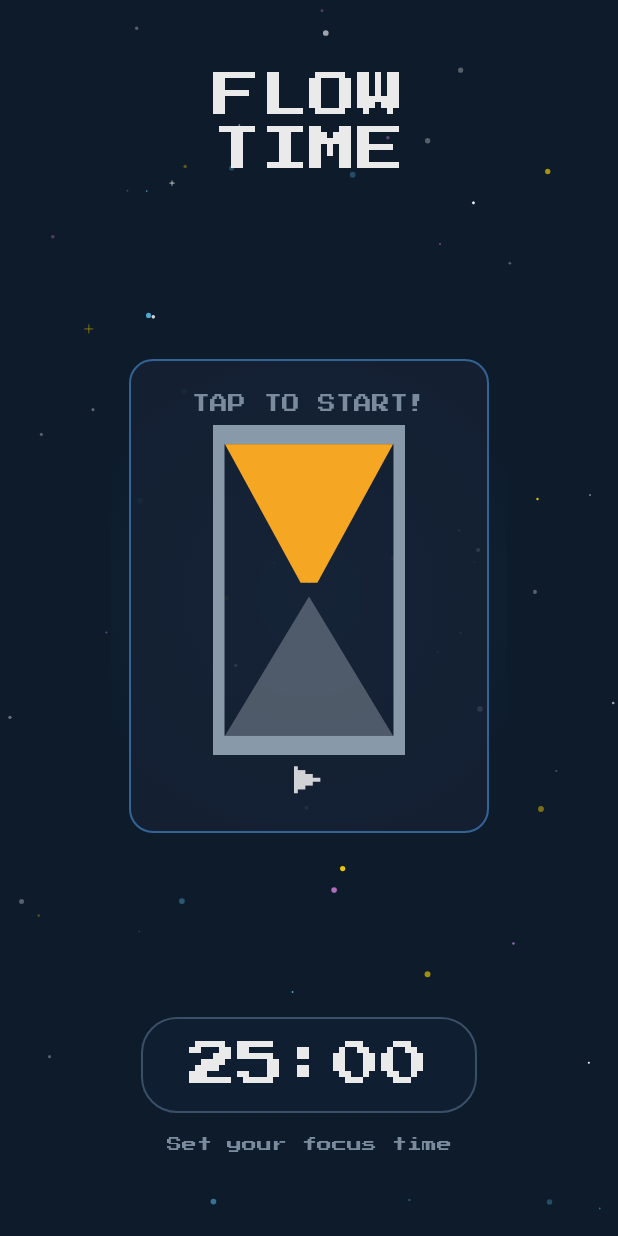
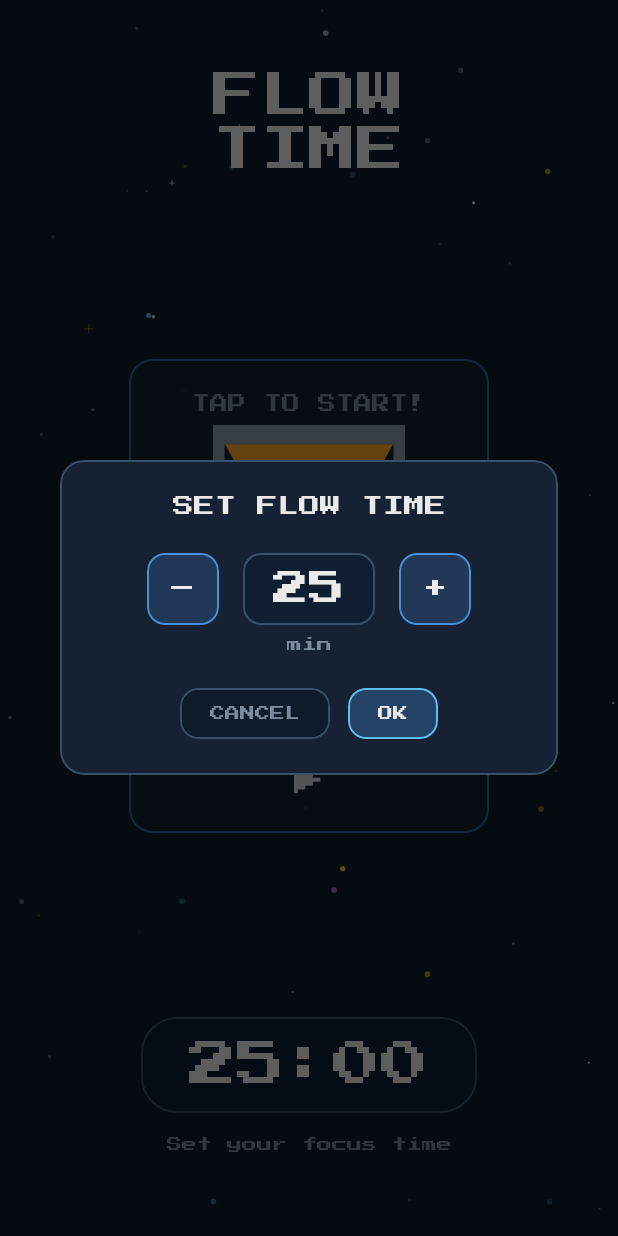
Before and after one commit to Ashutosh-909/FlowTimer, an Android app built with Jetpack Compose: the screen it shows after launch (MainActivity), after a tap on "Set your focus time", on a phone screen of 412 x 824 dp. Run offline under Robolectric (Android 15) with nearby library versions, the light colour scheme and no system bars; 1 other tap on this screen came first.

Commit message:
step 3.2

```diff
--- /dev/null
+++ b/app/src/main/java/com/ashutosh/flowtimer/ui/components/PixelDurationPicker.kt
@@ -0,0 +1,346 @@
+package com.ashutosh.flowtimer.ui.components
+
+import androidx.compose.foundation.background
+import androidx.compose.foundation.border
+import androidx.compose.foundation.clickable
+import androidx.compose.foundation.layout.Arrangement
+import androidx.compose.foundation.layout.Box
+import androidx.compose.foundation.layout.Column
+import androidx.compose.foundation.layout.Row
+import androidx.compose.foundation.layout.Spacer
+import androidx.compose.foundation.layout.fillMaxSize
+import androidx.compose.foundation.layout.fillMaxWidth
+import androidx.compose.foundation.layout.height
+import androidx.compose.foundation.layout.padding
+import androidx.compose.foundation.layout.size
+import androidx.compose.foundation.layout.width
+import androidx.compose.foundation.shape.RoundedCornerShape
+import androidx.compose.material3.MaterialTheme
+import androidx.compose.material3.Text
+import androidx.compose.runtime.Composable
+import androidx.compose.runtime.getValue
+import androidx.compose.runtime.mutableIntStateOf
+import androidx.compose.runtime.remember
+import androidx.compose.runtime.setValue
+import androidx.compose.ui.Alignment
+import androidx.compose.ui.Modifier
+import androidx.compose.ui.draw.clip
+import androidx.compose.ui.semantics.Role
+import androidx.compose.ui.semantics.contentDescription
+import androidx.compose.ui.semantics.role
+import androidx.compose.ui.semantics.semantics
+import androidx.compose.ui.text.style.TextAlign
+import androidx.compose.ui.tooling.preview.Preview
+import androidx.compose.ui.unit.dp
+import androidx.compose.ui.window.Dialog
+import androidx.compose.ui.window.DialogProperties
+import com.ashutosh.flowtimer.ui.theme.CardSurface
+import com.ashutosh.flowtimer.ui.theme.FlowTimerTheme
+import com.ashutosh.flowtimer.ui.theme.GlowBlue
+import com.ashutosh.flowtimer.ui.theme.GlowCyan
+import com.ashutosh.flowtimer.ui.theme.PixelTextDim
+import com.ashutosh.flowtimer.ui.theme.SpaceBackground
+import com.ashutosh.flowtimer.ui.theme.TimerPillBorder
+import com.ashutosh.flowtimer.ui.theme.TimerPillFill
+
+/**
+ * Pixel-styled duration picker dialog for selecting flow time (1–120 minutes).
+ *
+ * Uses increment/decrement buttons with a central minute display,
+ * styled to match the pixel-art space theme. Writes the selected
+ * duration to DataStore on confirm.
+ *
+ * @param modifier Modifier to apply.
+ * @param currentMinutes The currently set duration in minutes.
+ * @param onConfirm Called with the selected minutes when the user confirms.
+ * @param onDismiss Called when the user dismisses the dialog without saving.
+ */
+@Composable
+fun PixelDurationPicker(
+    modifier: Modifier = Modifier,
+    currentMinutes: Int = 25,
+    onConfirm: (Int) -> Unit = {},
+    onDismiss: () -> Unit = {}
+) {
+    var selectedMinutes by remember(currentMinutes) { mutableIntStateOf(currentMinutes) }
+
+    Dialog(
+        onDismissRequest = onDismiss,
+        properties = DialogProperties(usePlatformDefaultWidth = false)
+    ) {
+        PixelDurationPickerContent(
+            modifier = modifier,
+            selectedMinutes = selectedMinutes,
+            onMinutesChange = { selectedMinutes = it },
+            onConfirm = { onConfirm(selectedMinutes) },
+            onDismiss = onDismiss
+        )
+    }
+}
+
+/**
+ * Stateless content of the duration picker, enabling previews without a Dialog wrapper.
+ */
+@Composable
+internal fun PixelDurationPickerContent(
+    modifier: Modifier = Modifier,
+    selectedMinutes: Int = 25,
+    onMinutesChange: (Int) -> Unit = {},
+    onConfirm: () -> Unit = {},
+    onDismiss: () -> Unit = {}
+) {
+    val containerShape = RoundedCornerShape(16.dp)
+
+    Column(
+        modifier = modifier
+            .padding(horizontal = 40.dp)
+            .clip(containerShape)
+            .background(CardSurface)
+            .border(
+                width = 1.dp,
+                color = TimerPillBorder,
+                shape = containerShape
+            )
+            .padding(24.dp),
+        horizontalAlignment = Alignment.CenterHorizontally
+    ) {
+        // ── Title ──
+        Text(
+            text = "SET FLOW TIME",
+            style = MaterialTheme.typography.titleSmall,
+            color = MaterialTheme.colorScheme.onBackground,
+            textAlign = TextAlign.Center
+        )
+
+        Spacer(modifier = Modifier.height(24.dp))
+
+        // ── Minute selector: [ – ]  MM min  [ + ] ──
+        Row(
+            verticalAlignment = Alignment.CenterVertically,
+            horizontalArrangement = Arrangement.Center
+        ) {
+            // Decrement button
+            PickerButton(
+                text = "–",
+                contentDesc = "Decrease duration",
+                enabled = selectedMinutes > MIN_DURATION,
+                onClick = {
+                    onMinutesChange((selectedMinutes - STEP_SIZE).coerceAtLeast(MIN_DURATION))
+                }
+            )
+
+            Spacer(modifier = Modifier.width(16.dp))
+
+            // Minutes display
+            Box(
+                modifier = Modifier
+                    .semantics(mergeDescendants = true) {
+                        contentDescription = "$selectedMinutes minutes"
+                    }
+                    .background(
+                        color = TimerPillFill,
+                        shape = RoundedCornerShape(12.dp)
+                    )
+                    .border(
+                        width = 1.dp,
+                        color = TimerPillBorder,
+                        shape = RoundedCornerShape(12.dp)
+                    )
+                    .padding(horizontal = 20.dp, vertical = 12.dp),
+                contentAlignment = Alignment.Center
+            ) {
+                Text(
+                    text = String.format("%d", selectedMinutes),
+                    style = MaterialTheme.typography.displayMedium,
+                    color = MaterialTheme.colorScheme.onBackground,
+                    textAlign = TextAlign.Center
+                )
+            }
+
+            Spacer(modifier = Modifier.width(16.dp))
+
+            // Increment button
+            PickerButton(
+                text = "+",
+                contentDesc = "Increase duration",
+                enabled = selectedMinutes < MAX_DURATION,
+                onClick = {
+                    onMinutesChange((selectedMinutes + STEP_SIZE).coerceAtMost(MAX_DURATION))
+                }
+            )
+        }
+
+        // Unit label
+        Spacer(modifier = Modifier.height(8.dp))
+        Text(
+            text = "min",
+            style = MaterialTheme.typography.bodyMedium,
+            color = PixelTextDim,
+            textAlign = TextAlign.Center
+        )
+
+        Spacer(modifier = Modifier.height(24.dp))
+
+        // ── Confirm / Cancel buttons ──
+        Row(
+            modifier = Modifier.fillMaxWidth(),
+            horizontalArrangement = Arrangement.spacedBy(12.dp, Alignment.CenterHorizontally)
+        ) {
+            // Cancel
+            Box(
+                modifier = Modifier
+                    .semantics {
+                        role = Role.Button
+                        contentDescription = "Cancel"
+                    }
+                    .clip(RoundedCornerShape(12.dp))
+                    .background(SpaceBackground)
+                    .border(
+                        width = 1.dp,
+                        color = TimerPillBorder,
+                        shape = RoundedCornerShape(12.dp)
+                    )
+                    .clickable(onClick = onDismiss)
+                    .padding(horizontal = 20.dp, vertical = 12.dp),
+                contentAlignment = Alignment.Center
+            ) {
+                Text(
+                    text = "CANCEL",
+                    style = MaterialTheme.typography.labelMedium,
+                    color = PixelTextDim
+                )
+            }
+
+            // Confirm
+            Box(
+                modifier = Modifier
+                    .semantics {
+                        role = Role.Button
+                        contentDescription = "Confirm duration of $selectedMinutes minutes"
+                    }
+                    .clip(RoundedCornerShape(12.dp))
+                    .background(GlowBlue.copy(alpha = 0.3f))
+                    .border(
+                        width = 1.dp,
+                        color = GlowCyan,
+                        shape = RoundedCornerShape(12.dp)
+                    )
+                    .clickable(onClick = onConfirm)
+                    .padding(horizontal = 20.dp, vertical = 12.dp),
+                contentAlignment = Alignment.Center
+            ) {
+                Text(
+                    text = "OK",
+                    style = MaterialTheme.typography.labelMedium,
+                    color = MaterialTheme.colorScheme.onBackground
+                )
+            }
+        }
+    }
+}
+
+/**
+ * Circular increment/decrement button for the duration picker.
+ */
+@Composable
+private fun PickerButton(
+    text: String,
+    contentDesc: String,
+    enabled: Boolean,
+    onClick: () -> Unit
+) {
+    val alpha = if (enabled) 1f else 0.3f
+
+    Box(
+        modifier = Modifier
+            .size(48.dp)
+            .semantics {
+                role = Role.Button
+                contentDescription = contentDesc
+            }
+            .clip(RoundedCornerShape(12.dp))
+            .background(GlowBlue.copy(alpha = 0.2f * alpha))
+            .border(
+                width = 1.dp,
+                color = GlowBlue.copy(alpha = alpha),
+                shape = RoundedCornerShape(12.dp)
+            )
+            .then(
+                if (enabled) Modifier.clickable(onClick = onClick)
+                else Modifier
+            ),
+        contentAlignment = Alignment.Center
+    ) {
+        Text(
+            text = text,
+            style = MaterialTheme.typography.titleMedium,
+            color = MaterialTheme.colorScheme.onBackground.copy(alpha = alpha)
+        )
+    }
+}
+
+private const val MIN_DURATION = 1
+private const val MAX_DURATION = 120
+private const val STEP_SIZE = 5
+
+// ── Previews ──
+
+@Preview(
+    showBackground = true,
+    backgroundColor = 0xFF0D1B2A,
+    widthDp = 360,
+    name = "PixelDurationPicker – Default (25 min)"
+)
+@Composable
+private fun PixelDurationPickerDefault() {
+    FlowTimerTheme {
+        Box(
+            modifier = Modifier
+                .fillMaxSize()
+                .background(SpaceBackground),
+            contentAlignment = Alignment.Center
+        ) {
+            PixelDurationPickerContent(selectedMinutes = 25)
+        }
+    }
+}
+
+@Preview(
+    showBackground = true,
+    backgroundColor = 0xFF0D1B2A,
+    widthDp = 360,
+    name = "PixelDurationPicker – Min (1 min)"
+)
+@Composable
+private fun PixelDurationPickerMin() {
+    FlowTimerTheme {
+        Box(
+            modifier = Modifier
+                .fillMaxSize()
+                .background(SpaceBackground),
+            contentAlignment = Alignment.Center
+        ) {
+            PixelDurationPickerContent(selectedMinutes = 1)
+        }
+    }
+}
+
+@Preview(
+    showBackground = true,
+    backgroundColor = 0xFF0D1B2A,
+    widthDp = 360,
+    name = "PixelDurationPicker – Max (120 min)"
+)
+@Composable
+private fun PixelDurationPickerMax() {
+    FlowTimerTheme {
+        Box(
+            modifier = Modifier
+                .fillMaxSize()
+                .background(SpaceBackground),
+            contentAlignment = Alignment.Center
+        ) {
+            PixelDurationPickerContent(selectedMinutes = 120)
+        }
+    }
+}
--- a/app/src/main/java/com/ashutosh/flowtimer/ui/home/HomeScreen.kt
+++ b/app/src/main/java/com/ashutosh/flowtimer/ui/home/HomeScreen.kt
@@ -24,6 +24,7 @@ import androidx.lifecycle.viewmodel.compose.viewModel
 import com.ashutosh.flowtimer.core.timer.TimerState
 import com.ashutosh.flowtimer.ui.components.HourglassCard
 import com.ashutosh.flowtimer.ui.components.HourglassVisualState
+import com.ashutosh.flowtimer.ui.components.PixelDurationPicker
 import com.ashutosh.flowtimer.ui.components.StarField
 import com.ashutosh.flowtimer.ui.components.TimerReadout
 import com.ashutosh.flowtimer.ui.theme.FlowTimerTheme
@@ -48,6 +49,7 @@ fun HomeScreen(
     viewModel: HomeViewModel = viewModel()
 ) {
     val uiState by viewModel.uiState.collectAsState()
+    val showDurationPicker by viewModel.showDurationPicker.collectAsState()
 
     HomeScreenContent(
         modifier = modifier,
@@ -56,6 +58,14 @@ fun HomeScreen(
         onLongPressReset = viewModel::onLongPressReset,
         onTapSetDuration = viewModel::onTapSetDuration
     )
+
+    if (showDurationPicker) {
+        PixelDurationPicker(
+            currentMinutes = uiState.durationMinutes,
+            onConfirm = viewModel::onConfirmDuration,
+            onDismiss = viewModel::onDismissDurationPicker
+        )
+    }
 }
 
 /**
```
